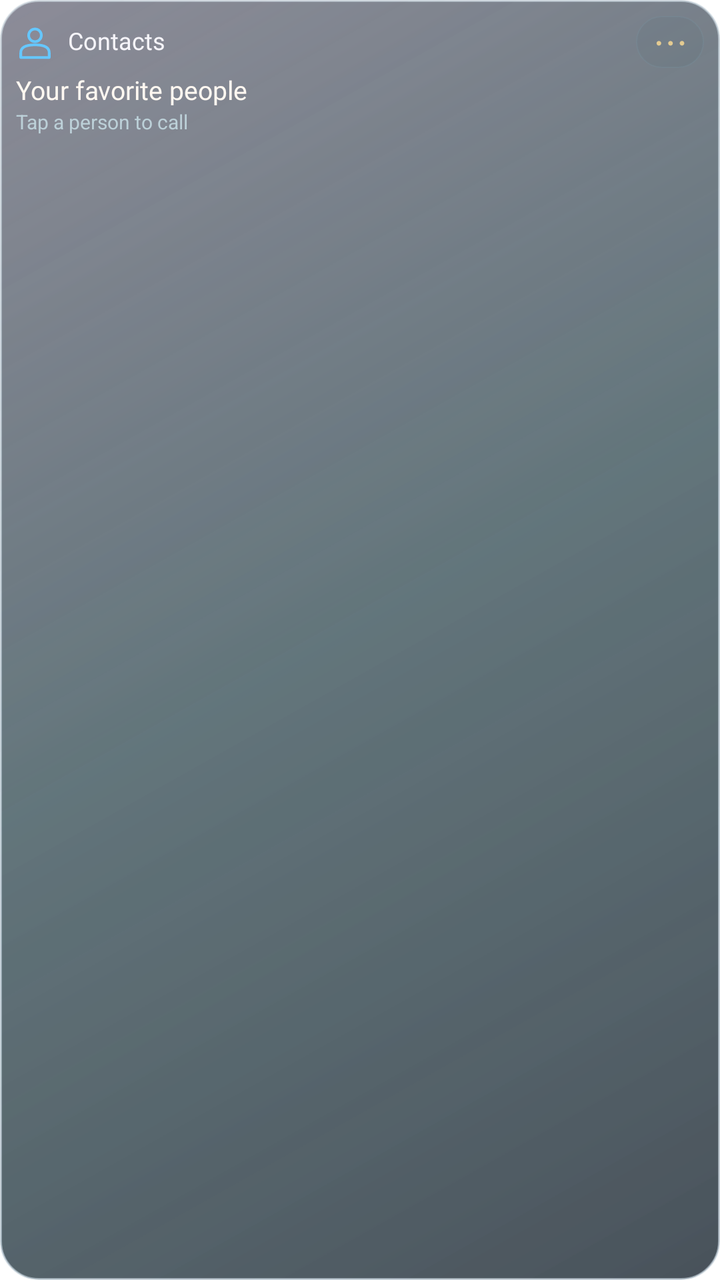
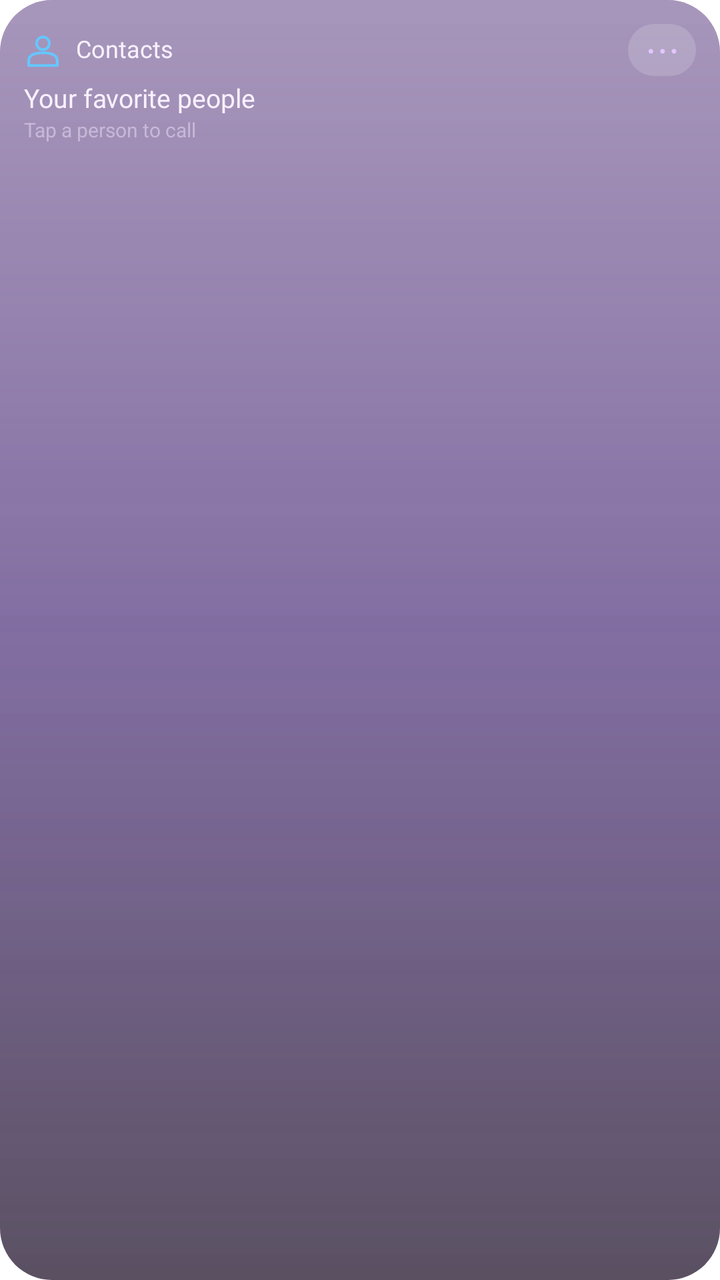

Two renders of the same Android screen: before a commit and after it. Below are the layout's source before the change and the commit's diff.
<!-- AndroidManifest.xml: application theme Theme.Lumen -->
<!-- res/layout/widget_preview_contacts.xml -->
<?xml version='1.0' encoding='utf-8'?>
<LinearLayout xmlns:android="http://schemas.android.com/apk/res/android" android:id="@+id/widget_root" android:layout_width="match_parent" android:layout_height="match_parent" android:orientation="vertical" android:padding="8dp" android:background="@drawable/widget_glass_dark_balanced">
    <LinearLayout android:layout_width="match_parent" android:layout_height="wrap_content" android:orientation="horizontal" android:gravity="center_vertical">
        <ImageView android:id="@+id/widget_icon" android:layout_width="19dp" android:layout_height="19dp" android:contentDescription="@null" android:src="@drawable/widget_ic_contacts" />
        <TextView android:id="@+id/widget_title" android:layout_width="0dp" android:layout_weight="1" android:layout_height="wrap_content" android:layout_marginStart="7dp" android:text="@string/widget_contacts" android:textColor="#F6F5FA" android:textSize="12sp" android:fontFamily="@font/outfit_medium" android:maxLines="1" android:ellipsize="end" android:includeFontPadding="false" />
        <TextView android:id="@+id/widget_action" android:layout_width="34dp" android:layout_height="26dp" android:gravity="center" android:text="@string/widget_more" android:textSize="19sp" android:textColor="#E4CB91" android:contentDescription="@string/widget_open" android:background="@drawable/widget_control" android:includeFontPadding="false" />
    </LinearLayout>
    <TextView android:id="@+id/widget_detail" android:layout_width="match_parent" android:layout_height="wrap_content" android:layout_marginTop="4dp" android:text="@string/widget_preview_contacts_detail" android:textColor="#FFF8F1" android:textSize="13sp" android:fontFamily="@font/outfit_medium" android:maxLines="2" android:ellipsize="end" android:visibility="visible" android:includeFontPadding="false" />
    <Chronometer android:id="@+id/widget_timer" android:layout_width="match_parent" android:layout_height="24dp" android:textColor="#FFF8F1" android:textSize="20sp" android:fontFamily="@font/outfit_medium" android:visibility="gone" android:includeFontPadding="false" />
    <TextView android:id="@+id/widget_status" android:layout_width="match_parent" android:layout_height="wrap_content" android:layout_marginTop="2dp" android:textColor="#BCD0D8" android:textSize="10sp" android:maxLines="2" android:ellipsize="end" android:text="@string/widget_preview_contacts_status" android:visibility="visible" android:includeFontPadding="false" />
    <LinearLayout android:id="@+id/widget_photos" android:layout_width="match_parent" android:layout_height="44dp" android:layout_marginTop="4dp" android:orientation="horizontal" android:gravity="center_vertical" android:visibility="gone">
        <ImageView android:id="@+id/widget_photo1" android:layout_width="0dp" android:layout_weight="1" android:layout_height="40dp" android:layout_marginEnd="4dp" android:scaleType="centerCrop" android:background="@drawable/widget_photo_frame" android:contentDescription="@string/widget_photo" android:visibility="gone" />
        <ImageView android:id="@+id/widget_photo2" android:layout_width="0dp" android:layout_weight="1" android:layout_height="40dp" android:layout_marginEnd="4dp" android:scaleType="centerCrop" android:background="@drawable/widget_photo_frame" android:contentDescription="@string/widget_photo" android:visibility="gone" />
        <ImageView android:id="@+id/widget_photo3" android:layout_width="0dp" android:layout_weight="1" android:layout_height="40dp" android:layout_marginEnd="4dp" android:scaleType="centerCrop" android:background="@drawable/widget_photo_frame" android:contentDescription="@string/widget_photo" android:visibility="gone" />
        <ImageView android:id="@+id/widget_photo4" android:layout_width="0dp" android:layout_weight="1" android:layout_height="40dp" android:layout_marginEnd="4dp" android:scaleType="centerCrop" android:background="@drawable/widget_photo_frame" android:contentDescription="@string/widget_photo" android:visibility="gone" />
    </LinearLayout>
    <LinearLayout android:id="@+id/widget_photo_names" android:layout_width="match_parent" android:layout_height="12dp" android:orientation="horizontal" android:visibility="gone">
        <TextView android:id="@+id/widget_person1" android:layout_width="0dp" android:layout_weight="1" android:layout_height="match_parent" android:textColor="#BCD0D8" android:textSize="9sp" android:gravity="center" android:maxLines="1" android:ellipsize="end" android:includeFontPadding="false" />
        <TextView android:id="@+id/widget_person2" android:layout_width="0dp" android:layout_weight="1" android:layout_height="match_parent" android:textColor="#BCD0D8" android:textSize="9sp" android:gravity="center" android:maxLines="1" android:ellipsize="end" android:includeFontPadding="false" />
        <TextView android:id="@+id/widget_person3" android:layout_width="0dp" android:layout_weight="1" android:layout_height="match_parent" android:textColor="#BCD0D8" android:textSize="9sp" android:gravity="center" android:maxLines="1" android:ellipsize="end" android:includeFontPadding="false" />
        <TextView android:id="@+id/widget_person4" android:layout_width="0dp" android:layout_weight="1" android:layout_height="match_parent" android:textColor="#BCD0D8" android:textSize="9sp" android:gravity="center" android:maxLines="1" android:ellipsize="end" android:includeFontPadding="false" />
    </LinearLayout>
    <LinearLayout android:id="@+id/widget_row1" android:layout_width="match_parent" android:layout_height="24dp" android:orientation="horizontal" android:gravity="center_vertical" android:visibility="gone">
        <TextView android:id="@+id/widget_check1" android:layout_width="34dp" android:layout_height="match_parent" android:text="@string/widget_circle" android:textColor="#E4CB91" android:textSize="22sp" android:gravity="center_vertical" android:includeFontPadding="false" />
        <TextView android:id="@+id/widget_task1" android:layout_width="0dp" android:layout_weight="1" android:layout_height="wrap_content" android:textColor="#FFF8F1" android:textSize="12sp" android:maxLines="1" android:ellipsize="end" android:includeFontPadding="false" />
    </LinearLayout>
    <LinearLayout android:id="@+id/widget_row2" android:layout_width="match_parent" android:layout_height="24dp" android:orientation="horizontal" android:gravity="center_vertical" android:visibility="gone">
        <TextView android:id="@+id/widget_check2" android:layout_width="34dp" android:layout_height="match_parent" android:text="@string/widget_circle" android:textColor="#E4CB91" android:textSize="22sp" android:gravity="center_vertical" android:includeFontPadding="false" />
        <TextView android:id="@+id/widget_task2" android:layout_width="0dp" android:layout_weight="1" android:layout_height="wrap_content" android:textColor="#FFF8F1" android:textSize="12sp" android:maxLines="1" android:ellipsize="end" android:includeFontPadding="false" />
    </LinearLayout>
    <TextView android:id="@+id/widget_button" android:layout_width="match_parent" android:layout_height="28dp" android:layout_marginTop="4dp" android:gravity="center" android:textColor="#28251D" android:fontFamily="@font/outfit_medium" android:textSize="12sp" android:background="@drawable/widget_pill" android:visibility="gone" android:text="@string/widget_preview_contacts_button" android:includeFontPadding="false" />
    <ProgressBar android:id="@+id/widget_meter" android:layout_width="match_parent" android:layout_height="4dp" android:layout_marginTop="8dp" android:max="100" android:progressTint="#E4CB91" android:progressBackgroundTint="#334E6C72" android:visibility="gone" style="?android:attr/progressBarStyleHorizontal" />
</LinearLayout>
<!-- resources referenced by this layout -->
<resources>
  <!-- drawable widget_control (drawable) -->
  <shape xmlns:android="http://schemas.android.com/apk/res/android">
      <corners android:radius="14dp"/>
      <solid android:color="#153F5960"/>
      <stroke android:width="0.6dp" android:color="#337B9BA8"/>
  </shape>
  <!-- drawable widget_glass_dark_balanced (drawable) -->
  <?xml version='1.0' encoding='utf-8'?>
  <layer-list xmlns:android="http://schemas.android.com/apk/res/android">
      <item>
          <shape>
              <corners android:radius="19dp" />
              <gradient android:angle="315" android:startColor="#B939394E" android:centerColor="#B9243B43" android:endColor="#C5131F2A" />
              <stroke android:width="1dp" android:color="#A4BAC7D3" />
          </shape>
      </item>
      <item>
          <shape>
              <corners android:radius="19dp" />
              <gradient android:angle="315" android:startColor="#32FFFFFF" android:centerColor="#087DD8E4" android:endColor="#002C2748" />
          </shape>
      </item>
  </layer-list>
  <!-- drawable widget_ic_contacts (drawable) -->
  <vector xmlns:android="http://schemas.android.com/apk/res/android" android:width="24dp" android:height="24dp" android:viewportWidth="24" android:viewportHeight="24"><path android:pathData="M8,8 A4,4 0,1 0,16,8 A4,4 0,1 0,8,8 M3,22 L3,19 Q3,14 12,14 Q21,14 21,19 L21,22 Z" android:fillColor="@android:color/transparent" android:strokeColor="#65C7FF" android:strokeWidth="1.7" android:strokeLineCap="round" android:strokeLineJoin="round" /></vector>
  <!-- drawable widget_photo_frame (drawable) -->
  <shape xmlns:android="http://schemas.android.com/apk/res/android"><corners android:radius="12dp"/><solid android:color="#262F424B"/></shape>
  <!-- drawable widget_pill (drawable) -->
  <shape xmlns:android="http://schemas.android.com/apk/res/android"><corners android:radius="24dp"/><gradient android:angle="0" android:startColor="#EAD8A7" android:endColor="#DCC28A"/></shape>
  <string name="widget_circle">○</string>
  <string name="widget_contacts">Contacts</string>
  <string name="widget_more">⋯</string>
  <string name="widget_open">Open widget</string>
  <string name="widget_photo">Photo</string>
  <string name="widget_preview_contacts_button" />
  <string name="widget_preview_contacts_detail">Your favorite people</string>
  <string name="widget_preview_contacts_status">Tap a person to call</string>
  <style name="Theme.Lumen" parent="android:Theme.Material.NoActionBar">
          <item name="android:windowShowWallpaper">true</item>
          <item name="android:windowBackground">@android:color/transparent</item>
          <item name="android:colorBackgroundCacheHint">@null</item>
          <item name="android:statusBarColor">@android:color/transparent</item>
          <item name="android:navigationBarColor">@android:color/transparent</item>
          <item name="android:windowDrawsSystemBarBackgrounds">true</item>
          <item name="android:windowLightStatusBar">false</item>
      </style>
</resources>

<!-- the commit's change to res/layout/widget_preview_contacts.xml (unified diff, before → after) -->
@@ -1,13 +1,13 @@
 <?xml version='1.0' encoding='utf-8'?>
-<LinearLayout xmlns:android="http://schemas.android.com/apk/res/android" android:id="@+id/widget_root" android:layout_width="match_parent" android:layout_height="match_parent" android:orientation="vertical" android:padding="8dp" android:background="@drawable/widget_glass_dark_balanced">
+<LinearLayout xmlns:android="http://schemas.android.com/apk/res/android" android:id="@+id/widget_root" android:layout_width="match_parent" android:layout_height="match_parent" android:orientation="vertical" android:padding="12dp" android:background="@drawable/widget_glass_dark_balanced">
     <LinearLayout android:layout_width="match_parent" android:layout_height="wrap_content" android:orientation="horizontal" android:gravity="center_vertical">
         <ImageView android:id="@+id/widget_icon" android:layout_width="19dp" android:layout_height="19dp" android:contentDescription="@null" android:src="@drawable/widget_ic_contacts" />
-        <TextView android:id="@+id/widget_title" android:layout_width="0dp" android:layout_weight="1" android:layout_height="wrap_content" android:layout_marginStart="7dp" android:text="@string/widget_contacts" android:textColor="#F6F5FA" android:textSize="12sp" android:fontFamily="@font/outfit_medium" android:maxLines="1" android:ellipsize="end" android:includeFontPadding="false" />
-        <TextView android:id="@+id/widget_action" android:layout_width="34dp" android:layout_height="26dp" android:gravity="center" android:text="@string/widget_more" android:textSize="19sp" android:textColor="#E4CB91" android:contentDescription="@string/widget_open" android:background="@drawable/widget_control" android:includeFontPadding="false" />
+        <TextView android:id="@+id/widget_title" android:layout_width="0dp" android:layout_weight="1" android:layout_height="wrap_content" android:layout_marginStart="7dp" android:text="@string/widget_contacts" android:textColor="#F8F1FF" android:textSize="12sp" android:fontFamily="@font/outfit_medium" android:maxLines="1" android:ellipsize="end" android:includeFontPadding="false" />
+        <TextView android:id="@+id/widget_action" android:layout_width="34dp" android:layout_height="26dp" android:gravity="center" android:text="@string/widget_more" android:textSize="19sp" android:textColor="#E4C6FF" android:contentDescription="@string/widget_open" android:background="@drawable/widget_control" android:includeFontPadding="false" />
     </LinearLayout>
-    <TextView android:id="@+id/widget_detail" android:layout_width="match_parent" android:layout_height="wrap_content" android:layout_marginTop="4dp" android:text="@string/widget_preview_contacts_detail" android:textColor="#FFF8F1" android:textSize="13sp" android:fontFamily="@font/outfit_medium" android:maxLines="2" android:ellipsize="end" android:visibility="visible" android:includeFontPadding="false" />
-    <Chronometer android:id="@+id/widget_timer" android:layout_width="match_parent" android:layout_height="24dp" android:textColor="#FFF8F1" android:textSize="20sp" android:fontFamily="@font/outfit_medium" android:visibility="gone" android:includeFontPadding="false" />
-    <TextView android:id="@+id/widget_status" android:layout_width="match_parent" android:layout_height="wrap_content" android:layout_marginTop="2dp" android:textColor="#BCD0D8" android:textSize="10sp" android:maxLines="2" android:ellipsize="end" android:text="@string/widget_preview_contacts_status" android:visibility="visible" android:includeFontPadding="false" />
+    <TextView android:id="@+id/widget_detail" android:layout_width="match_parent" android:layout_height="wrap_content" android:layout_marginTop="4dp" android:text="@string/widget_preview_contacts_detail" android:textColor="#F8F1FF" android:textSize="13sp" android:fontFamily="@font/outfit_medium" android:maxLines="2" android:ellipsize="end" android:visibility="visible" android:includeFontPadding="false" />
+    <Chronometer android:id="@+id/widget_timer" android:layout_width="match_parent" android:layout_height="24dp" android:textColor="#F8F1FF" android:textSize="20sp" android:fontFamily="@font/outfit_medium" android:visibility="gone" android:includeFontPadding="false" />
+    <TextView android:id="@+id/widget_status" android:layout_width="match_parent" android:layout_height="wrap_content" android:layout_marginTop="2dp" android:textColor="#C8B8D8" android:textSize="10sp" android:maxLines="2" android:ellipsize="end" android:text="@string/widget_preview_contacts_status" android:visibility="visible" android:includeFontPadding="false" />
     <LinearLayout android:id="@+id/widget_photos" android:layout_width="match_parent" android:layout_height="44dp" android:layout_marginTop="4dp" android:orientation="horizontal" android:gravity="center_vertical" android:visibility="gone">
         <ImageView android:id="@+id/widget_photo1" android:layout_width="0dp" android:layout_weight="1" android:layout_height="40dp" android:layout_marginEnd="4dp" android:scaleType="centerCrop" android:background="@drawable/widget_photo_frame" android:contentDescription="@string/widget_photo" android:visibility="gone" />
         <ImageView android:id="@+id/widget_photo2" android:layout_width="0dp" android:layout_weight="1" android:layout_height="40dp" android:layout_marginEnd="4dp" android:scaleType="centerCrop" android:background="@drawable/widget_photo_frame" android:contentDescription="@string/widget_photo" android:visibility="gone" />
@@ -15,19 +15,19 @@
         <ImageView android:id="@+id/widget_photo4" android:layout_width="0dp" android:layout_weight="1" android:layout_height="40dp" android:layout_marginEnd="4dp" android:scaleType="centerCrop" android:background="@drawable/widget_photo_frame" android:contentDescription="@string/widget_photo" android:visibility="gone" />
     </LinearLayout>
     <LinearLayout android:id="@+id/widget_photo_names" android:layout_width="match_parent" android:layout_height="12dp" android:orientation="horizontal" android:visibility="gone">
-        <TextView android:id="@+id/widget_person1" android:layout_width="0dp" android:layout_weight="1" android:layout_height="match_parent" android:textColor="#BCD0D8" android:textSize="9sp" android:gravity="center" android:maxLines="1" android:ellipsize="end" android:includeFontPadding="false" />
-        <TextView android:id="@+id/widget_person2" android:layout_width="0dp" android:layout_weight="1" android:layout_height="match_parent" android:textColor="#BCD0D8" android:textSize="9sp" android:gravity="center" android:maxLines="1" android:ellipsize="end" android:includeFontPadding="false" />
-        <TextView android:id="@+id/widget_person3" android:layout_width="0dp" android:layout_weight="1" android:layout_height="match_parent" android:textColor="#BCD0D8" android:textSize="9sp" android:gravity="center" android:maxLines="1" android:ellipsize="end" android:includeFontPadding="false" />
-        <TextView android:id="@+id/widget_person4" android:layout_width="0dp" android:layout_weight="1" android:layout_height="match_parent" android:textColor="#BCD0D8" android:textSize="9sp" android:gravity="center" android:maxLines="1" android:ellipsize="end" android:includeFontPadding="false" />
+        <TextView android:id="@+id/widget_person1" android:layout_width="0dp" android:layout_weight="1" android:layout_height="match_parent" android:textColor="#C8B8D8" android:textSize="9sp" android:gravity="center" android:maxLines="1" android:ellipsize="end" android:includeFontPadding="false" />
+        <TextView android:id="@+id/widget_person2" android:layout_width="0dp" android:layout_weight="1" android:layout_height="match_parent" android:textColor="#C8B8D8" android:textSize="9sp" android:gravity="center" android:maxLines="1" android:ellipsize="end" android:includeFontPadding="false" />
+        <TextView android:id="@+id/widget_person3" android:layout_width="0dp" android:layout_weight="1" android:layout_height="match_parent" android:textColor="#C8B8D8" android:textSize="9sp" android:gravity="center" android:maxLines="1" android:ellipsize="end" android:includeFontPadding="false" />
+        <TextView android:id="@+id/widget_person4" android:layout_width="0dp" android:layout_weight="1" android:layout_height="match_parent" android:textColor="#C8B8D8" android:textSize="9sp" android:gravity="center" android:maxLines="1" android:ellipsize="end" android:includeFontPadding="false" />
     </LinearLayout>
     <LinearLayout android:id="@+id/widget_row1" android:layout_width="match_parent" android:layout_height="24dp" android:orientation="horizontal" android:gravity="center_vertical" android:visibility="gone">
-        <TextView android:id="@+id/widget_check1" android:layout_width="34dp" android:layout_height="match_parent" android:text="@string/widget_circle" android:textColor="#E4CB91" android:textSize="22sp" android:gravity="center_vertical" android:includeFontPadding="false" />
-        <TextView android:id="@+id/widget_task1" android:layout_width="0dp" android:layout_weight="1" android:layout_height="wrap_content" android:textColor="#FFF8F1" android:textSize="12sp" android:maxLines="1" android:ellipsize="end" android:includeFontPadding="false" />
+        <TextView android:id="@+id/widget_check1" android:layout_width="34dp" android:layout_height="match_parent" android:text="@string/widget_circle" android:textColor="#E4C6FF" android:textSize="22sp" android:gravity="center_vertical" android:includeFontPadding="false" />
+        <TextView android:id="@+id/widget_task1" android:layout_width="0dp" android:layout_weight="1" android:layout_height="wrap_content" android:textColor="#F8F1FF" android:textSize="12sp" android:maxLines="1" android:ellipsize="end" android:includeFontPadding="false" />
     </LinearLayout>
     <LinearLayout android:id="@+id/widget_row2" android:layout_width="match_parent" android:layout_height="24dp" android:orientation="horizontal" android:gravity="center_vertical" android:visibility="gone">
-        <TextView android:id="@+id/widget_check2" android:layout_width="34dp" android:layout_height="match_parent" android:text="@string/widget_circle" android:textColor="#E4CB91" android:textSize="22sp" android:gravity="center_vertical" android:includeFontPadding="false" />
-        <TextView android:id="@+id/widget_task2" android:layout_width="0dp" android:layout_weight="1" android:layout_height="wrap_content" android:textColor="#FFF8F1" android:textSize="12sp" android:maxLines="1" android:ellipsize="end" android:includeFontPadding="false" />
+        <TextView android:id="@+id/widget_check2" android:layout_width="34dp" android:layout_height="match_parent" android:text="@string/widget_circle" android:textColor="#E4C6FF" android:textSize="22sp" android:gravity="center_vertical" android:includeFontPadding="false" />
+        <TextView android:id="@+id/widget_task2" android:layout_width="0dp" android:layout_weight="1" android:layout_height="wrap_content" android:textColor="#F8F1FF" android:textSize="12sp" android:maxLines="1" android:ellipsize="end" android:includeFontPadding="false" />
     </LinearLayout>
-    <TextView android:id="@+id/widget_button" android:layout_width="match_parent" android:layout_height="28dp" android:layout_marginTop="4dp" android:gravity="center" android:textColor="#28251D" android:fontFamily="@font/outfit_medium" android:textSize="12sp" android:background="@drawable/widget_pill" android:visibility="gone" android:text="@string/widget_preview_contacts_button" android:includeFontPadding="false" />
-    <ProgressBar android:id="@+id/widget_meter" android:layout_width="match_parent" android:layout_height="4dp" android:layout_marginTop="8dp" android:max="100" android:progressTint="#E4CB91" android:progressBackgroundTint="#334E6C72" android:visibility="gone" style="?android:attr/progressBarStyleHorizontal" />
+    <TextView android:id="@+id/widget_button" android:layout_width="match_parent" android:layout_height="28dp" android:layout_marginTop="4dp" android:gravity="center" android:textColor="#2A1048" android:fontFamily="@font/outfit_medium" android:textSize="12sp" android:background="@drawable/widget_pill" android:visibility="gone" android:text="@string/widget_preview_contacts_button" android:includeFontPadding="false" />
+    <ProgressBar android:id="@+id/widget_meter" android:layout_width="match_parent" android:layout_height="4dp" android:layout_marginTop="8dp" android:max="100" android:progressTint="#C084FC" android:progressBackgroundTint="#33E4C6FF" android:visibility="gone" style="?android:attr/progressBarStyleHorizontal" />
 </LinearLayout>
<!-- resource entries referenced after the edit -->
@@ -1,34 +1,53 @@
 <!-- resources referenced by this layout -->
 <resources>
   <!-- drawable widget_control (drawable) -->
+  <?xml version="1.0" encoding="utf-8"?>
   <shape xmlns:android="http://schemas.android.com/apk/res/android">
-      <corners android:radius="14dp"/>
-      <solid android:color="#153F5960"/>
-      <stroke android:width="0.6dp" android:color="#337B9BA8"/>
+      <corners android:radius="16dp" />
+      <solid android:color="#28FFFFFF" />
   </shape>
   <!-- drawable widget_glass_dark_balanced (drawable) -->
-  <?xml version='1.0' encoding='utf-8'?>
+  <?xml version="1.0" encoding="utf-8"?>
   <layer-list xmlns:android="http://schemas.android.com/apk/res/android">
       <item>
           <shape>
-              <corners android:radius="19dp" />
-              <gradient android:angle="315" android:startColor="#B939394E" android:centerColor="#B9243B43" android:endColor="#C5131F2A" />
-              <stroke android:width="1dp" android:color="#A4BAC7D3" />
+              <corners android:radius="26dp" />
+              <gradient
+                  android:angle="270"
+                  android:startColor="#993B1568"
+                  android:centerColor="#A62E1060"
+                  android:endColor="#B314061F" />
           </shape>
       </item>
       <item>
           <shape>
-              <corners android:radius="19dp" />
-              <gradient android:angle="315" android:startColor="#32FFFFFF" android:centerColor="#087DD8E4" android:endColor="#002C2748" />
+              <corners android:radius="26dp" />
+              <gradient
+                  android:angle="270"
+                  android:startColor="#40FFFFFF"
+                  android:centerColor="#18E4C6FF"
+                  android:endColor="#00FFFFFF" />
           </shape>
       </item>
   </layer-list>
   <!-- drawable widget_ic_contacts (drawable) -->
   <vector xmlns:android="http://schemas.android.com/apk/res/android" android:width="24dp" android:height="24dp" android:viewportWidth="24" android:viewportHeight="24"><path android:pathData="M8,8 A4,4 0,1 0,16,8 A4,4 0,1 0,8,8 M3,22 L3,19 Q3,14 12,14 Q21,14 21,19 L21,22 Z" android:fillColor="@android:color/transparent" android:strokeColor="#65C7FF" android:strokeWidth="1.7" android:strokeLineCap="round" android:strokeLineJoin="round" /></vector>
   <!-- drawable widget_photo_frame (drawable) -->
-  <shape xmlns:android="http://schemas.android.com/apk/res/android"><corners android:radius="12dp"/><solid android:color="#262F424B"/></shape>
+  <?xml version="1.0" encoding="utf-8"?>
+  <shape xmlns:android="http://schemas.android.com/apk/res/android">
+      <corners android:radius="16dp" />
+      <solid android:color="#3314061F" />
+  </shape>
   <!-- drawable widget_pill (drawable) -->
-  <shape xmlns:android="http://schemas.android.com/apk/res/android"><corners android:radius="24dp"/><gradient android:angle="0" android:startColor="#EAD8A7" android:endColor="#DCC28A"/></shape>
+  <?xml version="1.0" encoding="utf-8"?>
+  <shape xmlns:android="http://schemas.android.com/apk/res/android">
+      <corners android:radius="22dp" />
+      <gradient
+          android:angle="0"
+          android:startColor="#E9D5FF"
+          android:centerColor="#D8B4FE"
+          android:endColor="#F0ABFC" />
+  </shape>
   <string name="widget_circle">○</string>
   <string name="widget_contacts">Contacts</string>
   <string name="widget_more">⋯</string>
